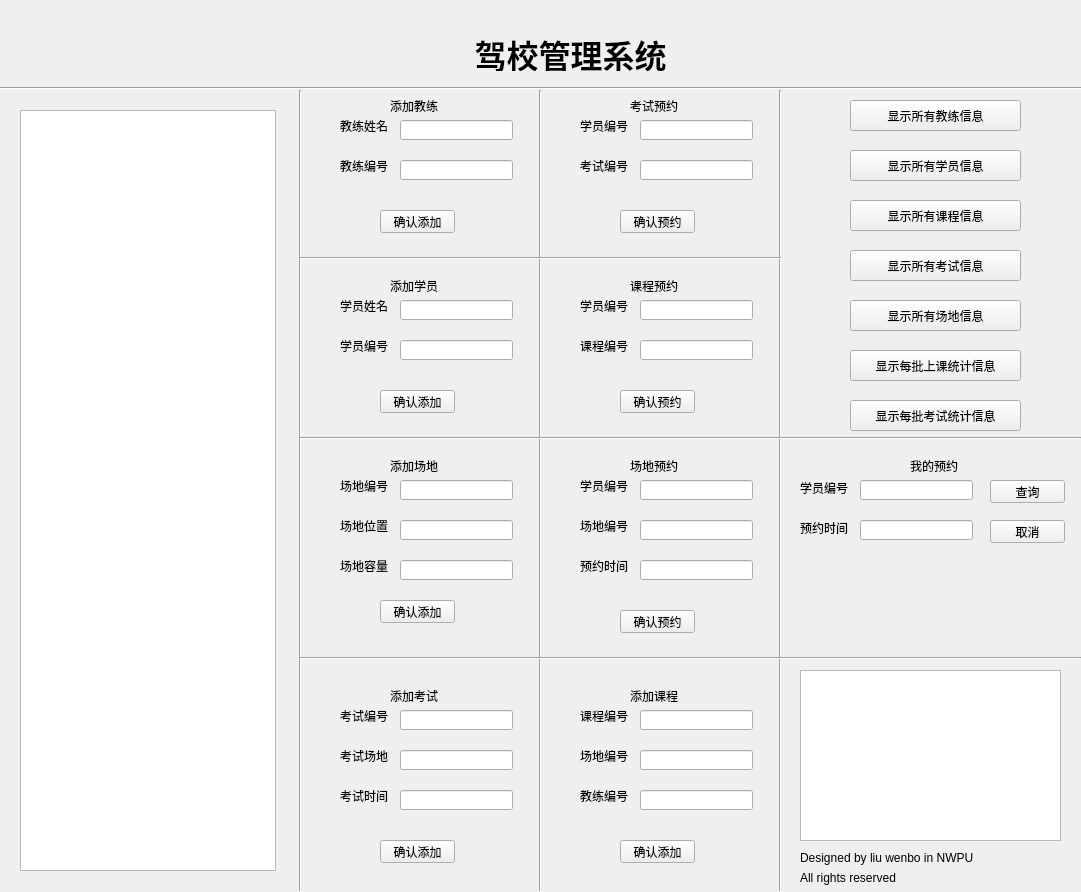
osmium18452/drvsch, file mainwindow.ui: the form before one commit.
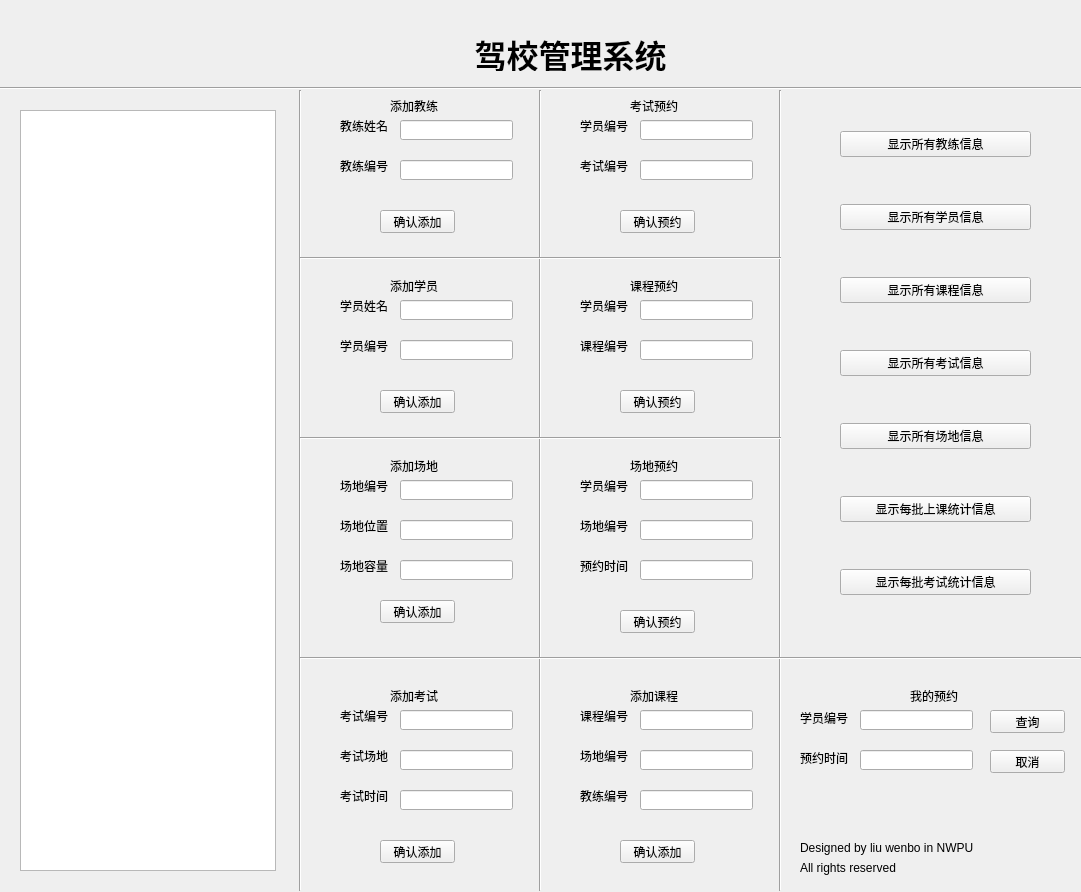
The form after the commit.

```diff
--- a/mainwindow.ui
+++ b/mainwindow.ui
@@ -755,97 +755,6 @@
     </rect>
    </property>
   </widget>
-  <widget class="QPushButton" name="dispCoach">
-   <property name="geometry">
-    <rect>
-     <x>850</x>
-     <y>100</y>
-     <width>171</width>
-     <height>31</height>
-    </rect>
-   </property>
-   <property name="text">
-    <string>显示所有教练信息</string>
-   </property>
-  </widget>
-  <widget class="QPushButton" name="dispLess">
-   <property name="geometry">
-    <rect>
-     <x>850</x>
-     <y>200</y>
-     <width>171</width>
-     <height>31</height>
-    </rect>
-   </property>
-   <property name="text">
-    <string>显示所有课程信息</string>
-   </property>
-  </widget>
-  <widget class="QPushButton" name="dispStd">
-   <property name="geometry">
-    <rect>
-     <x>850</x>
-     <y>150</y>
-     <width>171</width>
-     <height>31</height>
-    </rect>
-   </property>
-   <property name="text">
-    <string>显示所有学员信息</string>
-   </property>
-  </widget>
-  <widget class="QPushButton" name="dispExam">
-   <property name="geometry">
-    <rect>
-     <x>850</x>
-     <y>250</y>
-     <width>171</width>
-     <height>31</height>
-    </rect>
-   </property>
-   <property name="text">
-    <string>显示所有考试信息</string>
-   </property>
-  </widget>
-  <widget class="QPushButton" name="dispField">
-   <property name="geometry">
-    <rect>
-     <x>850</x>
-     <y>300</y>
-     <width>171</width>
-     <height>31</height>
-    </rect>
-   </property>
-   <property name="text">
-    <string>显示所有场地信息</string>
-   </property>
-  </widget>
-  <widget class="QPushButton" name="dispBatchLess">
-   <property name="geometry">
-    <rect>
-     <x>850</x>
-     <y>350</y>
-     <width>171</width>
-     <height>31</height>
-    </rect>
-   </property>
-   <property name="text">
-    <string>显示每批上课统计信息</string>
-   </property>
-  </widget>
-  <widget class="QPushButton" name="dispBatchExam">
-   <property name="geometry">
-    <rect>
-     <x>850</x>
-     <y>400</y>
-     <width>171</width>
-     <height>31</height>
-    </rect>
-   </property>
-   <property name="text">
-    <string>显示每批考试统计信息</string>
-   </property>
-  </widget>
   <widget class="Line" name="line_6">
    <property name="geometry">
     <rect>
@@ -890,7 +799,7 @@
     <rect>
      <x>540</x>
      <y>650</y>
-     <width>541</width>
+     <width>241</width>
      <height>16</height>
     </rect>
    </property>
@@ -928,7 +837,7 @@
    <property name="geometry">
     <rect>
      <x>780</x>
-     <y>430</y>
+     <y>650</y>
      <width>301</width>
      <height>16</height>
     </rect>
@@ -941,7 +850,7 @@
    <property name="geometry">
     <rect>
      <x>910</x>
-     <y>460</y>
+     <y>690</y>
      <width>54</width>
      <height>12</height>
     </rect>
@@ -954,7 +863,7 @@
    <property name="geometry">
     <rect>
      <x>860</x>
-     <y>480</y>
+     <y>710</y>
      <width>113</width>
      <height>20</height>
     </rect>
@@ -964,7 +873,7 @@
    <property name="geometry">
     <rect>
      <x>800</x>
-     <y>480</y>
+     <y>710</y>
      <width>54</width>
      <height>16</height>
     </rect>
@@ -977,7 +886,7 @@
    <property name="geometry">
     <rect>
      <x>990</x>
-     <y>480</y>
+     <y>710</y>
      <width>75</width>
      <height>23</height>
     </rect>
@@ -990,7 +899,7 @@
    <property name="geometry">
     <rect>
      <x>800</x>
-     <y>520</y>
+     <y>750</y>
      <width>54</width>
      <height>16</height>
     </rect>
@@ -1003,7 +912,7 @@
    <property name="geometry">
     <rect>
      <x>860</x>
-     <y>520</y>
+     <y>750</y>
      <width>113</width>
      <height>20</height>
     </rect>
@@ -1016,7 +925,7 @@
    <property name="geometry">
     <rect>
      <x>990</x>
-     <y>520</y>
+     <y>750</y>
      <width>75</width>
      <height>23</height>
     </rect>
@@ -1042,7 +951,7 @@
    <property name="geometry">
     <rect>
      <x>800</x>
-     <y>850</y>
+     <y>840</y>
      <width>241</width>
      <height>16</height>
     </rect>
@@ -1055,7 +964,7 @@
    <property name="geometry">
     <rect>
      <x>800</x>
-     <y>870</y>
+     <y>860</y>
      <width>191</width>
      <height>16</height>
     </rect>
@@ -1064,16 +973,6 @@
     <string>All rights reserved</string>
    </property>
   </widget>
-  <widget class="QGraphicsView" name="graphicsView">
-   <property name="geometry">
-    <rect>
-     <x>800</x>
-     <y>670</y>
-     <width>261</width>
-     <height>171</height>
-    </rect>
-   </property>
-  </widget>
   <widget class="QPushButton" name="addFieldButton">
    <property name="geometry">
     <rect>
@@ -1087,6 +986,67 @@
     <string>确认添加</string>
    </property>
   </widget>
+  <widget class="QWidget" name="">
+   <property name="geometry">
+    <rect>
+     <x>840</x>
+     <y>90</y>
+     <width>191</width>
+     <height>551</height>
+    </rect>
+   </property>
+   <layout class="QVBoxLayout" name="verticalLayout">
+    <item>
+     <widget class="QPushButton" name="dispCoach">
+      <property name="text">
+       <string>显示所有教练信息</string>
+      </property>
+     </widget>
+    </item>
+    <item>
+     <widget class="QPushButton" name="dispStd">
+      <property name="text">
+       <string>显示所有学员信息</string>
+      </property>
+     </widget>
+    </item>
+    <item>
+     <widget class="QPushButton" name="dispLess">
+      <property name="text">
+       <string>显示所有课程信息</string>
+      </property>
+     </widget>
+    </item>
+    <item>
+     <widget class="QPushButton" name="dispExam">
+      <property name="text">
+       <string>显示所有考试信息</string>
+      </property>
+     </widget>
+    </item>
+    <item>
+     <widget class="QPushButton" name="dispField">
+      <property name="text">
+       <string>显示所有场地信息</string>
+      </property>
+     </widget>
+    </item>
+    <item>
+     <widget class="QPushButton" name="dispBatchLess">
+      <property name="text">
+       <string>显示每批上课统计信息</string>
+      </property>
+     </widget>
+    </item>
+    <item>
+     <widget class="QPushButton" name="dispBatchExam">
+      <property name="text">
+       <string>显示每批考试统计信息</string>
+      </property>
+     </widget>
+    </item>
+   </layout>
+  </widget>
  </widget>
  <resources/>
  <connections/>
```
